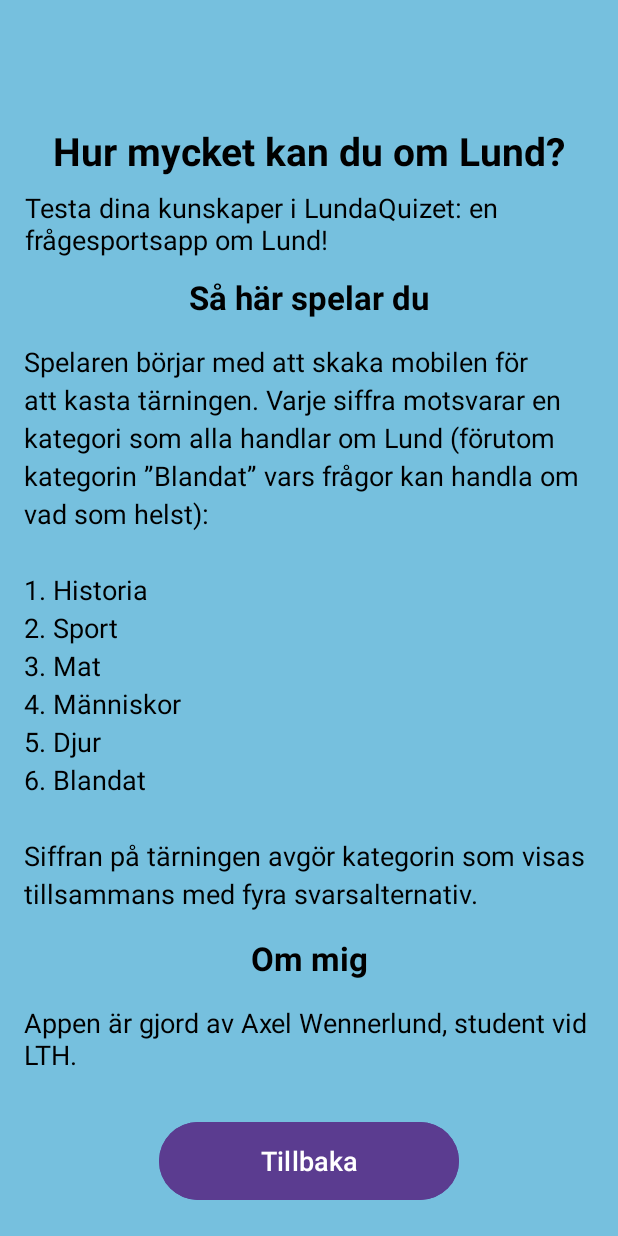
After one commit to axelwennerlund/LundaQuizet, an Android app: the AboutActivity screen opened directly, with no data from a screen before it, on a phone screen of 412 x 824 dp. The commit adds this screen. Run offline under Robolectric (Android 15) with nearby library versions, the phone set to English and light mode, and no system bars.

Commit message:
Added About Page

```diff
--- a/app/src/main/AndroidManifest.xml
+++ b/app/src/main/AndroidManifest.xml
@@ -3,6 +3,7 @@
     xmlns:tools="http://schemas.android.com/tools">
 
     <uses-permission android:name="android.permission.VIBRATE" />
+
     <application
         android:allowBackup="true"
         android:dataExtractionRules="@xml/data_extraction_rules"
@@ -13,6 +14,9 @@
         android:supportsRtl="true"
         android:theme="@style/Theme.LundaQuizet"
         tools:targetApi="31">
+        <activity
+            android:name=".AboutActivity"
+            android:exported="false" />
         <activity
             android:name=".GameActivity"
             android:exported="false" />
--- /dev/null
+++ b/app/src/main/java/com/example/lundaquizet/AboutActivity.java
@@ -0,0 +1,27 @@
+package com.example.lundaquizet;
+
+import android.content.Intent;
+import android.os.Bundle;
+import android.view.View;
+import android.widget.Button;
+import androidx.activity.EdgeToEdge;
+import androidx.appcompat.app.AppCompatActivity;
+
+public class AboutActivity extends AppCompatActivity {
+
+    @Override
+    protected void onCreate(Bundle savedInstanceState) {
+        super.onCreate(savedInstanceState);
+        EdgeToEdge.enable(this);
+        setContentView(R.layout.activity_about);
+
+        // Koppla tillbaka-knappen
+        Button buttonBack = findViewById(R.id.buttonBack);
+        buttonBack.setOnClickListener(new View.OnClickListener() {
+            @Override
+            public void onClick(View v) {
+                finish(); // Stänger AboutActivity och går tillbaka till föregående skärm
+            }
+        });
+    }
+}
--- a/app/src/main/java/com/example/lundaquizet/MainActivity.java
+++ b/app/src/main/java/com/example/lundaquizet/MainActivity.java
@@ -33,4 +33,9 @@
         startActivity(i);
     }
 
+    public void launchAbout(View v) {
+        Intent i = new Intent(this, AboutActivity.class);
+        startActivity(i);
+    }
+
 }
--- /dev/null
+++ b/app/src/main/res/layout/activity_about.xml
@@ -0,0 +1,105 @@
+<?xml version="1.0" encoding="utf-8"?>
+<androidx.constraintlayout.widget.ConstraintLayout xmlns:android="http://schemas.android.com/apk/res/android"
+    xmlns:app="http://schemas.android.com/apk/res-auto"
+    xmlns:tools="http://schemas.android.com/tools"
+    android:id="@+id/main"
+    android:layout_width="match_parent"
+    android:layout_height="match_parent"
+    android:background="#76c0de"
+    tools:context=".AboutActivity">
+
+    <androidx.constraintlayout.widget.Guideline
+        android:id="@+id/guideline"
+        android:layout_width="wrap_content"
+        android:layout_height="wrap_content"
+        android:orientation="horizontal"
+        app:layout_constraintGuide_percent="0.1" />
+
+    <TextView
+        android:id="@+id/textViewTitle"
+        android:layout_width="wrap_content"
+        android:layout_height="wrap_content"
+        android:text="Hur mycket kan du om Lund?"
+        android:textColor="@android:color/black"
+        android:textSize="26sp"
+        android:textStyle="bold"
+        app:layout_constraintTop_toBottomOf="@id/guideline"
+        app:layout_constraintStart_toStartOf="parent"
+        app:layout_constraintEnd_toEndOf="parent" />
+
+    <TextView
+        android:id="@+id/textViewDescription"
+        android:layout_width="379dp"
+        android:layout_height="65dp"
+        android:paddingTop="8dp"
+        android:paddingBottom="12dp"
+        android:text="Testa dina kunskaper i LundaQuizet: en frågesportsapp om Lund!"
+        android:textColor="@android:color/black"
+        android:textSize="18sp"
+        app:layout_constraintEnd_toEndOf="parent"
+        app:layout_constraintStart_toStartOf="parent"
+        app:layout_constraintTop_toBottomOf="@id/textViewTitle" />
+
+    <TextView
+        android:id="@+id/textViewHowToPlayTitle"
+        android:layout_width="wrap_content"
+        android:layout_height="wrap_content"
+        android:text="Så här spelar du"
+        android:textColor="@android:color/black"
+        android:textSize="22sp"
+        android:textStyle="bold"
+        app:layout_constraintTop_toBottomOf="@id/textViewDescription"
+        app:layout_constraintStart_toStartOf="parent"
+        app:layout_constraintEnd_toEndOf="parent" />
+
+    <TextView
+        android:id="@+id/textViewHowToPlay"
+        android:layout_width="0dp"
+        android:layout_height="wrap_content"
+        android:text="Spelaren börjar med att skaka mobilen för att kasta tärningen. Varje siffra motsvarar en kategori som alla handlar om Lund (förutom kategorin ”Blandat” vars frågor kan handla om vad som helst):\n\n1. Historia\n2. Sport\n3. Mat\n4. Människor\n5. Djur\n6. Blandat\n\nSiffran på tärningen avgör kategorin som visas tillsammans med fyra svarsalternativ."
+        android:textColor="@android:color/black"
+        android:textSize="18sp"
+        android:padding="16dp"
+        android:lineSpacingExtra="4dp"
+        app:layout_constraintTop_toBottomOf="@id/textViewHowToPlayTitle"
+        app:layout_constraintStart_toStartOf="parent"
+        app:layout_constraintEnd_toEndOf="parent" />
+
+    <TextView
+        android:id="@+id/textViewAboutMeTitle"
+        android:layout_width="wrap_content"
+        android:layout_height="wrap_content"
+        android:text="Om mig"
+        android:textColor="@android:color/black"
+        android:textSize="22sp"
+        android:textStyle="bold"
+        app:layout_constraintTop_toBottomOf="@id/textViewHowToPlay"
+        app:layout_constraintStart_toStartOf="parent"
+        app:layout_constraintEnd_toEndOf="parent" />
+
+    <TextView
+        android:id="@+id/textViewAboutMe"
+        android:layout_width="0dp"
+        android:layout_height="wrap_content"
+        android:text="Appen är gjord av Axel Wennerlund, student vid LTH."
+        android:textColor="@android:color/black"
+        android:textSize="18sp"
+        android:padding="16dp"
+        app:layout_constraintTop_toBottomOf="@id/textViewAboutMeTitle"
+        app:layout_constraintStart_toStartOf="parent"
+        app:layout_constraintEnd_toEndOf="parent" />
+
+    <Button
+        android:id="@+id/buttonBack"
+        android:layout_width="200dp"
+        android:layout_height="60dp"
+        android:backgroundTint="#5B3C90"
+        android:text="Tillbaka"
+        android:textColor="@android:color/white"
+        android:textSize="18sp"
+        android:layout_marginBottom="20dp"
+        app:layout_constraintBottom_toBottomOf="parent"
+        app:layout_constraintStart_toStartOf="parent"
+        app:layout_constraintEnd_toEndOf="parent" />
+
+</androidx.constraintlayout.widget.ConstraintLayout>
--- a/app/src/main/res/layout/activity_main.xml
+++ b/app/src/main/res/layout/activity_main.xml
@@ -81,6 +81,7 @@
             android:layout_height="60dp"
             android:layout_marginStart="4dp"
             android:backgroundTint="#5B3C90"
+            android:onClick="launchAbout"
             android:text="Om Appen"
             android:textColor="@android:color/white"
             android:textSize="16sp"
```
